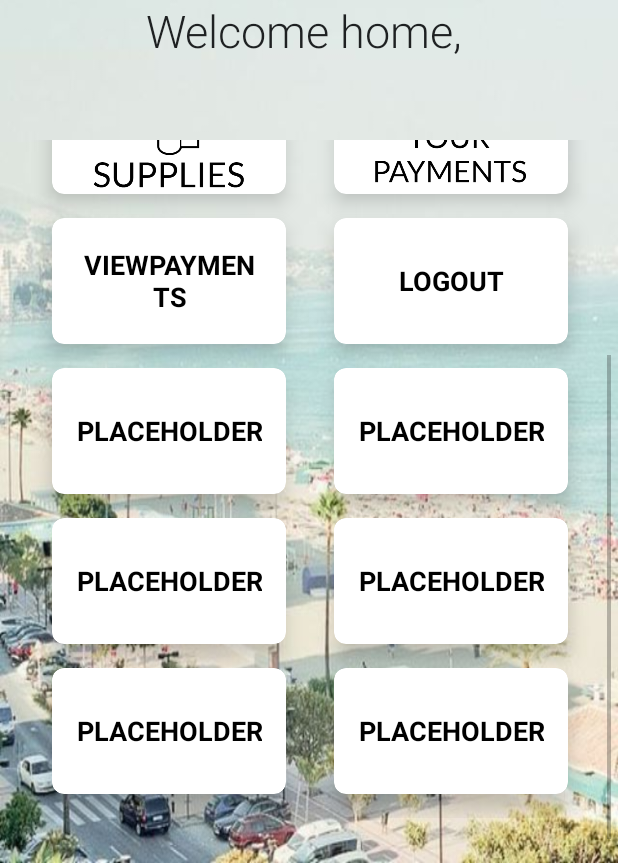
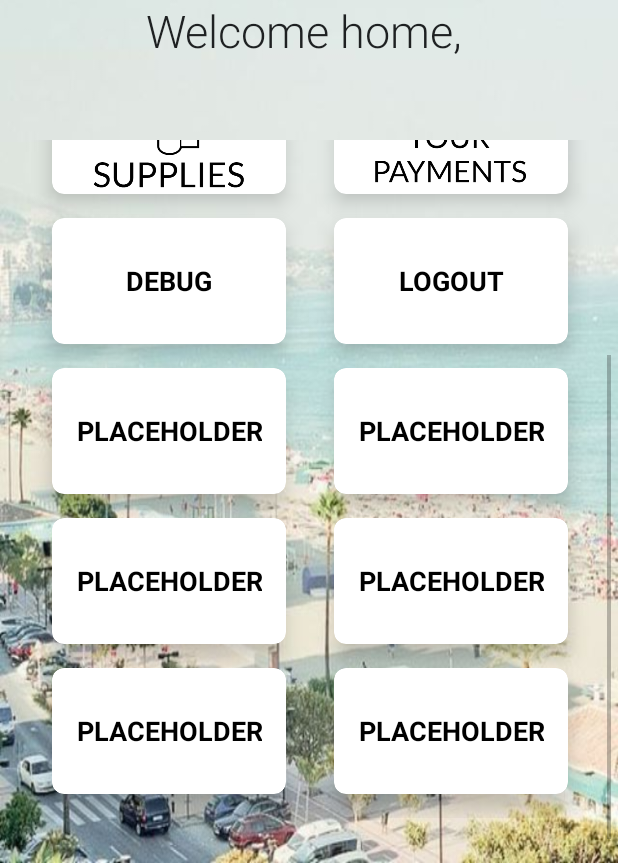
Before and after one commit to nayrng/EasyLiving, an Android app: the screen it shows after launch once a user with an empty profile is signed in (LandingRedesign), scrolled down 206 dp, on a phone screen of 412 x 824 dp, the part 373-1236 px from its top. Run offline under Robolectric (Android 15) with nearby library versions, the phone set to English and light mode, and no system bars; our stand-ins replace Firebase (no records; nobody signed in at launch, a user with empty details on screens opened directly).

Commit message:
last update

```diff
--- a/app/src/main/java/com/btanhuecrng13ctong3/easyliving/viewPayments.java
+++ b/app/src/main/java/com/btanhuecrng13ctong3/easyliving/viewPayments.java
@@ -87,9 +87,10 @@ public class viewPayments extends AppCompatActivity {
                         if(receivers.contains(curUser.getEmail()) && !(snap.child("sender").getValue(String.class).equals(curUser.getEmail()))){
                             String product = snap.child("product").getValue(String.class);
                             String groupname = snap.child("groupname").getValue(String.class);
+                            String sender = snap.child("sender").getValue(String.class);
                             Double price = snap.child("price").getValue(Double.class);
                             Log.d("youOwe receiversSize: ", ":" + receivers.size());
-                            PAYMENT_OBJ obj = new PAYMENT_OBJ(curUser.getEmail(), product, groupname, price, receivers);
+                            PAYMENT_OBJ obj = new PAYMENT_OBJ(sender, product, groupname, price, receivers);
                             payments.add(obj);
                         }
                     }
--- a/app/src/main/res/layout/activity_landing_redesign.xml
+++ b/app/src/main/res/layout/activity_landing_redesign.xml
@@ -299,7 +299,7 @@
                             <TextView
                                 android:layout_width="wrap_content"
                                 android:layout_height="wrap_content"
-                                android:text="VIEWPAYMENTS"
+                                android:text="DEBUG"
                                 android:textAlignment="center"
                                 android:textColor="@android:color/black"
                                 android:textSize="18sp"
```
